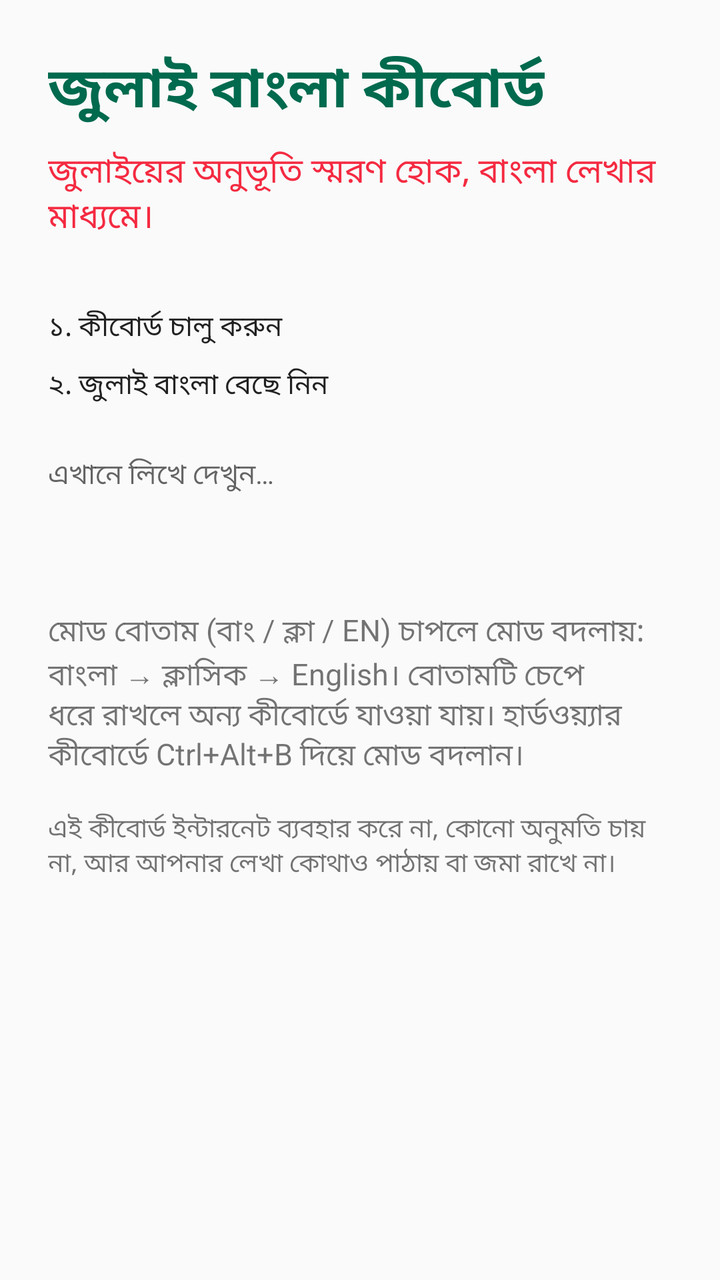
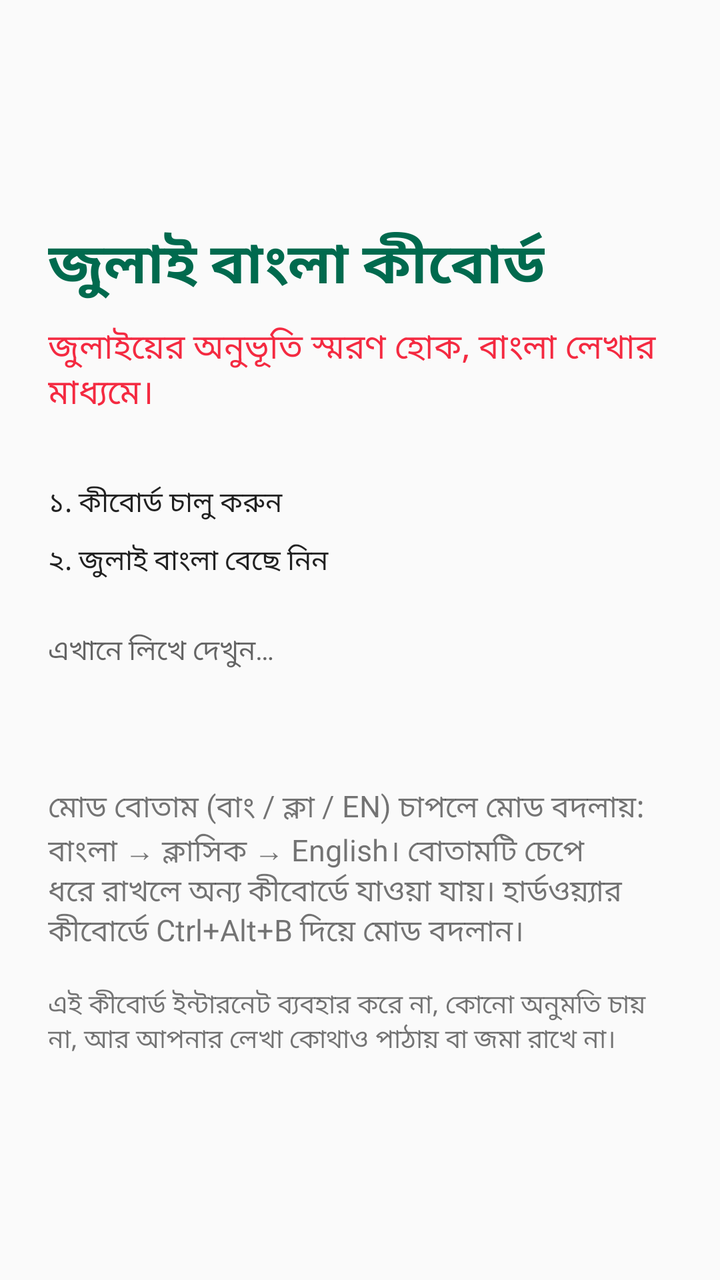

Before-and-after screenshots of an Android layout around one commit, followed by the original layout XML and the change that was made.
<!-- AndroidManifest.xml: application theme Theme.July -->
<!-- res/layout/activity_setup.xml -->
<?xml version="1.0" encoding="utf-8"?>
<ScrollView xmlns:android="http://schemas.android.com/apk/res/android"
    android:layout_width="match_parent"
    android:layout_height="match_parent"
    android:fitsSystemWindows="true">

    <LinearLayout
        android:layout_width="match_parent"
        android:layout_height="wrap_content"
        android:orientation="vertical"
        android:padding="24dp">

        <TextView
            android:layout_width="wrap_content"
            android:layout_height="wrap_content"
            android:text="@string/app_name"
            android:textColor="@color/july_green"
            android:textSize="28sp"
            android:textStyle="bold" />

        <TextView
            android:layout_width="wrap_content"
            android:layout_height="wrap_content"
            android:layout_marginTop="8dp"
            android:text="@string/slogan"
            android:textColor="@color/july_red"
            android:textSize="17sp" />

        <Button
            android:id="@+id/enable"
            android:layout_width="match_parent"
            android:layout_height="wrap_content"
            android:layout_marginTop="32dp"
            android:text="@string/step_enable" />

        <Button
            android:id="@+id/choose"
            android:layout_width="match_parent"
            android:layout_height="wrap_content"
            android:layout_marginTop="8dp"
            android:text="@string/step_choose" />

        <EditText
            android:id="@+id/tryHere"
            android:layout_width="match_parent"
            android:layout_height="wrap_content"
            android:layout_marginTop="24dp"
            android:hint="@string/try_hint"
            android:importantForAutofill="no"
            android:inputType="textMultiLine"
            android:minLines="3" />

        <TextView
            android:layout_width="wrap_content"
            android:layout_height="wrap_content"
            android:layout_marginTop="24dp"
            android:text="@string/help"
            android:textSize="15sp" />

        <TextView
            android:layout_width="wrap_content"
            android:layout_height="wrap_content"
            android:layout_marginTop="16dp"
            android:text="@string/privacy"
            android:textSize="13sp" />
    </LinearLayout>
</ScrollView>
<!-- resources referenced by this layout -->
<resources>
  <color name="july_green">#006A4E</color>
  <color name="july_red">#F42A41</color>
  <string name="app_name">জুলাই বাংলা কীবোর্ড</string>
  <string name="help">মোড বোতাম (বাং / ক্লা / EN) চাপলে মোড বদলায়: বাংলা → ক্লাসিক → English। বোতামটি চেপে ধরে রাখলে অন্য কীবোর্ডে যাওয়া যায়। হার্ডওয়্যার কীবোর্ডে Ctrl+Alt+B দিয়ে মোড বদলান।</string>
  <string name="privacy">এই কীবোর্ড ইন্টারনেট ব্যবহার করে না, কোনো অনুমতি চায় না, আর আপনার লেখা কোথাও পাঠায় বা জমা রাখে না।</string>
  <string name="slogan">জুলাইয়ের অনুভূতি স্মরণ হোক, বাংলা লেখার মাধ্যমে।</string>
  <string name="step_choose">২. জুলাই বাংলা বেছে নিন</string>
  <string name="step_enable">১. কীবোর্ড চালু করুন</string>
  <string name="try_hint">এখানে লিখে দেখুন…</string>
  <style name="Theme.July" parent="android:Theme.Material.Light.NoActionBar">
          <item name="android:colorPrimary">@color/july_green</item>
          <item name="android:colorAccent">@color/july_red</item>
      </style>
</resources>

<!-- the commit's change to res/layout/activity_setup.xml (unified diff, before → after) -->
@@ -9,6 +9,13 @@
         android:layout_height="wrap_content"
         android:orientation="vertical"
         android:padding="24dp">
+
+        <ImageView
+            android:layout_width="72dp"
+            android:layout_height="72dp"
+            android:layout_marginBottom="16dp"
+            android:importantForAccessibility="no"
+            android:src="@drawable/ic_launcher" />
 
         <TextView
             android:layout_width="wrap_content"
<!-- resource entries referenced after the edit -->
@@ -2,6 +2,12 @@
 <resources>
   <color name="july_green">#006A4E</color>
   <color name="july_red">#F42A41</color>
+  <!-- drawable ic_launcher (drawable-anydpi-v26) -->
+  <?xml version="1.0" encoding="utf-8"?>
+  <adaptive-icon xmlns:android="http://schemas.android.com/apk/res/android">
+      <background android:drawable="@color/july_navy" />
+      <foreground android:drawable="@drawable/ic_launcher_art" />
+  </adaptive-icon>
   <string name="app_name">জুলাই বাংলা কীবোর্ড</string>
   <string name="help">মোড বোতাম (বাং / ক্লা / EN) চাপলে মোড বদলায়: বাংলা → ক্লাসিক → English। বোতামটি চেপে ধরে রাখলে অন্য কীবোর্ডে যাওয়া যায়। হার্ডওয়্যার কীবোর্ডে Ctrl+Alt+B দিয়ে মোড বদলান।</string>
   <string name="privacy">এই কীবোর্ড ইন্টারনেট ব্যবহার করে না, কোনো অনুমতি চায় না, আর আপনার লেখা কোথাও পাঠায় বা জমা রাখে না।</string>
@@ -13,5 +19,7 @@
           <item name="android:colorPrimary">@color/july_green</item>
           <item name="android:colorAccent">@color/july_red</item>
       </style>
+  <color name="july_navy">#1B1D4E</color>
+  <!-- drawable ic_launcher_art: jpg bitmap (drawable-xxxhdpi, 22906 bytes) -->
 </resources>
 
